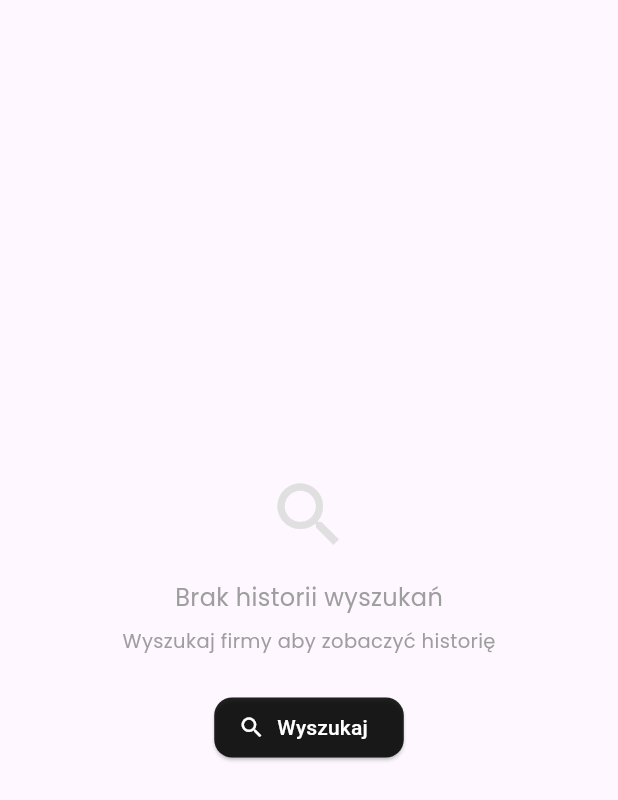
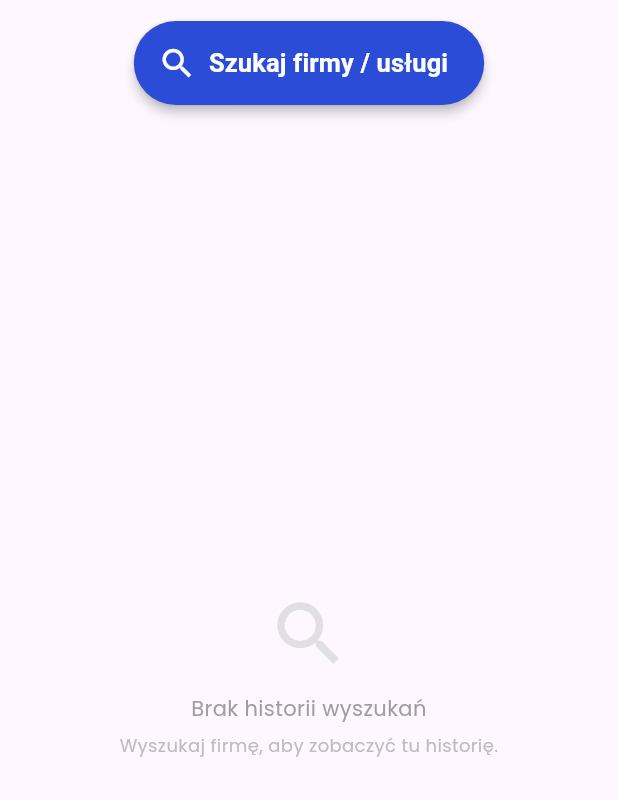
Before and after one commit to qubdud/qubdud, a Flutter app: the StartTabWyszukane widget shown alone on an empty page, opened directly with empty values, on a phone screen of 412 x 824 dp. Shown: the top 800 px of the screen. Run offline on Flutter 3.47's test engine with Material 3 defaults, Android fonts, the phone set to English and light mode, and no system bars; our stand-ins replace app_links, bloc, cached_network_image, cloud_firestore, file_picker, firebase_auth and 14 more; missing offline and left inert: firebase_app_check, nominatim_flutter, video_thumbnail; accounts and stored records are empty; Roboto replaces fonts that are missing (FiraSans).

Commit message:
Zakładka Wyszukania: duży przycisk 'Szukaj firmy / usługi' z lupą nad historią (także przy pustej historii)

```diff
--- a/lib/feature_layer/main_screen/pages/start/widgets/start_tab_wyszukane.dart
+++ b/lib/feature_layer/main_screen/pages/start/widgets/start_tab_wyszukane.dart
@@ -1,3 +1,5 @@
+import 'package:qb/shared/widgets/empty_state.dart';
+import 'package:qb/shared/constants.dart';
 import 'package:flutter/material.dart';
 import 'package:flutter_bloc/flutter_bloc.dart';
 import 'package:shared_preferences/shared_preferences.dart';
@@ -54,40 +56,51 @@ class _StartTabWyszukaneState extends State<StartTabWyszukane> {
     setState(() => _history.clear());
   }
 
+  Widget _bigSearchButton(BuildContext context) {
+    return Padding(
+      padding: const EdgeInsets.fromLTRB(16, 14, 16, 6),
+      child: SizedBox(
+        height: 56,
+        child: ElevatedButton.icon(
+          icon: const Icon(Icons.search, size: 26),
+          label: const Text('Szukaj firmy / usługi',
+              style: TextStyle(fontSize: 17, fontWeight: FontWeight.bold)),
+          style: ElevatedButton.styleFrom(
+            backgroundColor: cDarkBlue,
+            foregroundColor: Colors.white,
+            shape: RoundedRectangleBorder(
+                borderRadius: BorderRadius.circular(28)),
+            elevation: 3,
+          ),
+          onPressed: () =>
+              context.read<MainScreenBloc>().add(GoToWyszukajFirmyEvent()),
+        ),
+      ),
+    );
+  }
+
   @override
   Widget build(BuildContext context) {
     if (_loading) return const Center(child: CircularProgressIndicator());
 
     if (_history.isEmpty) {
-      return Center(
-        child: Column(
-          mainAxisAlignment: MainAxisAlignment.center,
-          children: [
-            Icon(Icons.search, size: 56, color: Colors.grey.shade300),
-            const SizedBox(height: 16),
-            const Text('Brak historii wyszukań',
-                style: TextStyle(color: Colors.grey, fontSize: 16)),
-            const SizedBox(height: 8),
-            const Text('Wyszukaj firmy aby zobaczyć historię',
-                style: TextStyle(color: Colors.grey, fontSize: 13)),
-            const SizedBox(height: 24),
-            ElevatedButton.icon(
-              icon: const Icon(Icons.search),
-              label: const Text('Wyszukaj'),
-              onPressed: () => context.read<MainScreenBloc>().add(GoToWyszukajFirmyEvent()),
-              style: ElevatedButton.styleFrom(
-                backgroundColor: Colors.black87,
-                foregroundColor: Colors.white,
-                shape: RoundedRectangleBorder(borderRadius: BorderRadius.circular(12)),
-              ),
+      return Column(
+        children: [
+          _bigSearchButton(context),
+          const Expanded(
+            child: EmptyState(
+              icon: Icons.search,
+              title: 'Brak historii wyszukań',
+              subtitle: 'Wyszukaj firmę, aby zobaczyć tu historię.',
             ),
-          ],
-        ),
+          ),
+        ],
       );
     }
 
     return Column(
       children: [
+        _bigSearchButton(context),
         // Nagłówek z przyciskiem "Wyczyść"
         Padding(
           padding: const EdgeInsets.symmetric(horizontal: 16, vertical: 10),
@@ -95,16 +108,6 @@ class _StartTabWyszukaneState extends State<StartTabWyszukane> {
             children: [
               const Text('Ostatnie wyszukania',
                   style: TextStyle(fontWeight: FontWeight.bold, fontSize: 15)),
-              const SizedBox(width: 8),
-              // Nowe wyszukiwanie
-              IconButton(
-                icon: const Icon(Icons.search, size: 24),
-                tooltip: 'Nowe wyszukiwanie',
-                visualDensity: VisualDensity.compact,
-                onPressed: () => context
-                    .read<MainScreenBloc>()
-                    .add(GoToWyszukajFirmyEvent()),
-              ),
               const Spacer(),
               TextButton(
                 onPressed: _clearAll,
```
